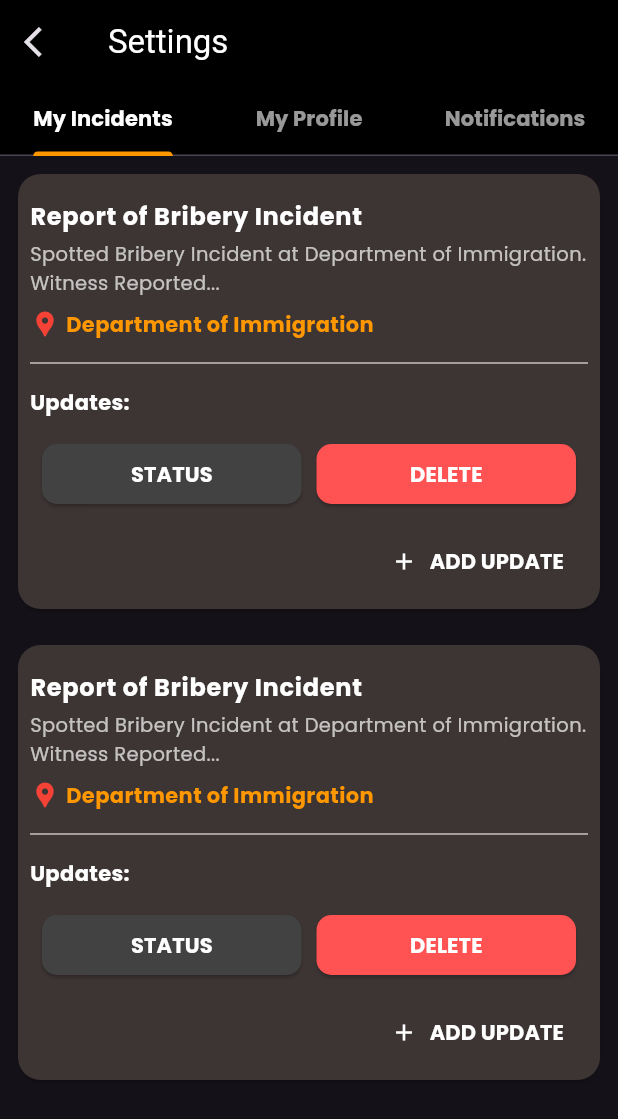
After one commit to KavishkaSashmitha/civic_1, a Flutter app: the SettingsPage screen opened directly, on a phone screen of 412 x 824 dp. The commit adds this screen. Shown: the top 1119 px of the screen. Run offline on Flutter 3.47's test engine with Material 3 defaults, Android fonts, the phone set to English and light mode, and no system bars; our stand-ins replace cloud_firestore, firebase_auth, firebase_core, firebase_storage, flutter_map, google_fonts and 4 more; accounts and stored records are empty; network calls fail.

Commit message:
my incident ui

```diff
--- a/lib/screens/incidentlist_page.dart
+++ b/lib/screens/incidentlist_page.dart
@@ -1,5 +1,6 @@
 import 'package:civic_1/components/pulsating_live_button.dart';
 import 'package:civic_1/screens/Incident_Detail_page.dart';
+import 'package:civic_1/screens/settings_page.dart';
 import 'package:flutter/material.dart';
 import 'package:google_fonts/google_fonts.dart';
 import 'package:toggle_switch/toggle_switch.dart';
@@ -41,7 +42,14 @@ class _IncidentlistPageState extends State<IncidentlistPage> {
         actions: [
           IconButton(
             icon: Icon(Icons.account_circle, color: Colors.white),
-            onPressed: () {},
+            onPressed: () {
+              Navigator.pushReplacement(
+                context,
+                MaterialPageRoute(
+                  builder: (context) => SettingsPage(),
+                ),
+              );
+            },
           ),
           SizedBox(width: 16),
         ],
--- /dev/null
+++ b/lib/screens/my_incident_page.dart
@@ -0,0 +1,212 @@
+import 'package:flutter/material.dart';
+import 'package:google_fonts/google_fonts.dart';
+
+class MyIncidentsPage extends StatefulWidget {
+  @override
+  _MyIncidentsPageState createState() => _MyIncidentsPageState();
+}
+
+class _MyIncidentsPageState extends State<MyIncidentsPage> {
+  List<String> updates = []; // List to store incident updates
+
+  void _addUpdate() {
+    setState(() {
+      // Sample text for the update, you can modify this as needed
+      updates.add(
+          'Sample update text for incident ${updates.length + 1}. This is a longer update text to demonstrate text fading in case it exceeds the available space.');
+    });
+  }
+
+  @override
+  Widget build(BuildContext context) {
+    return SingleChildScrollView(
+      padding: const EdgeInsets.all(8.0),
+      child: Column(
+        children: [
+          ListView.builder(
+            shrinkWrap: true,
+            physics: const NeverScrollableScrollPhysics(),
+            itemCount: 2, // Adjust this to the number of incidents you have
+            itemBuilder: (context, index) {
+              return Padding(
+                padding: const EdgeInsets.only(bottom: 16.0),
+                child: Card(
+                  color: const Color(0xFF3D3434), // Dark background for card
+                  shape: RoundedRectangleBorder(
+                    borderRadius: BorderRadius.circular(15),
+                  ),
+                  child: Padding(
+                    padding: const EdgeInsets.all(8.0), // Padding for the card
+                    child: Column(
+                      crossAxisAlignment: CrossAxisAlignment.start,
+                      children: [
+                        // Title and description
+                        ListTile(
+                          contentPadding:
+                              const EdgeInsets.all(0), // No additional padding
+                          title: Text(
+                            'Report of Bribery Incident',
+                            style: GoogleFonts.poppins(
+                              fontWeight: FontWeight.bold,
+                              color: Colors.white,
+                              fontSize: 16,
+                            ),
+                          ),
+                          subtitle: Column(
+                            crossAxisAlignment: CrossAxisAlignment.start,
+                            children: [
+                              const SizedBox(height: 4),
+                              Text(
+                                'Spotted Bribery Incident at Department of Immigration. Witness Reported...',
+                                style: GoogleFonts.poppins(
+                                  color: Colors.white70,
+                                  fontSize: 13,
+                                ),
+                                maxLines: 2,
+                                overflow: TextOverflow.ellipsis,
+                              ),
+                              const SizedBox(height: 8),
+                              Row(
+                                children: [
+                                  const Icon(
+                                    Icons.location_pin,
+                                    color: Colors.red,
+                                    size: 20,
+                                  ),
+                                  const SizedBox(width: 4),
+                                  Expanded(
+                                    child: Text(
+                                      'Department of Immigration',
+                                      style: GoogleFonts.poppins(
+                                        color: Colors.orange,
+                                        fontSize: 14,
+                                        fontWeight: FontWeight.bold,
+                                      ),
+                                      maxLines: 1,
+                                      overflow: TextOverflow
+                                          .ellipsis, // Fade out if overflow
+                                    ),
+                                  ),
+                                ],
+                              ),
+                            ],
+                          ),
+                        ),
+                        const Divider(color: Colors.white70),
+                        // Updates Timeline
+                        const SizedBox(height: 8),
+                        Text(
+                          'Updates:',
+                          style: GoogleFonts.poppins(
+                            color: Colors.white,
+                            fontSize: 14,
+                            fontWeight: FontWeight.bold,
+                          ),
+                        ),
+                        const SizedBox(height: 4),
+                        ListView.builder(
+                          shrinkWrap: true,
+                          physics: const NeverScrollableScrollPhysics(),
+                          itemCount: updates.length,
+                          itemBuilder: (context, updateIndex) {
+                            return Padding(
+                              padding: const EdgeInsets.only(bottom: 4.0),
+                              child: Text(
+                                updates[updateIndex],
+                                style: GoogleFonts.poppins(
+                                  color: Colors.white70,
+                                  fontSize: 12,
+                                ),
+                                maxLines: 2,
+                                overflow: TextOverflow
+                                    .ellipsis, // Fade out if overflow
+                              ),
+                            );
+                          },
+                        ),
+                        const SizedBox(height: 10),
+                        // Buttons for status and delete
+                        Padding(
+                          padding: const EdgeInsets.symmetric(horizontal: 8.0),
+                          child: Row(
+                            mainAxisAlignment: MainAxisAlignment.spaceBetween,
+                            children: [
+                              Expanded(
+                                child: ElevatedButton(
+                                  style: ElevatedButton.styleFrom(
+                                    backgroundColor: Colors.grey[800],
+                                    shape: RoundedRectangleBorder(
+                                      borderRadius: BorderRadius.circular(10),
+                                    ),
+                                  ),
+                                  onPressed: () {
+                                    // Status functionality
+                                  },
+                                  child: Text(
+                                    'STATUS',
+                                    style: GoogleFonts.poppins(
+                                      color: Colors.white,
+                                      fontSize: 14,
+                                      fontWeight: FontWeight.bold,
+                                    ),
+                                  ),
+                                ),
+                              ),
+                              const SizedBox(width: 10),
+                              Expanded(
+                                child: ElevatedButton(
+                                  style: ElevatedButton.styleFrom(
+                                    backgroundColor: Colors.redAccent,
+                                    shape: RoundedRectangleBorder(
+                                      borderRadius: BorderRadius.circular(10),
+                                    ),
+                                  ),
+                                  onPressed: () {
+                                    // Delete functionality
+                                  },
+                                  child: Text(
+                                    'DELETE',
+                                    style: GoogleFonts.poppins(
+                                      color: Colors.white,
+                                      fontSize: 14,
+                                      fontWeight: FontWeight.bold,
+                                    ),
+                                  ),
+                                ),
+                              ),
+                            ],
+                          ),
+                        ),
+                        const SizedBox(height: 10),
+                        // Add Update button
+                        Align(
+                          alignment:
+                              Alignment.centerRight, // Align to the right
+                          child: TextButton.icon(
+                            onPressed: _addUpdate,
+                            icon: const Icon(
+                              Icons.add,
+                              color: Colors.white,
+                            ),
+                            label: Text(
+                              'ADD UPDATE',
+                              style: GoogleFonts.poppins(
+                                color: Colors.white,
+                                fontSize: 14,
+                                fontWeight: FontWeight.bold,
+                              ),
+                            ),
+                          ),
+                        ),
+                      ],
+                    ),
+                  ),
+                ),
+              );
+            },
+          ),
+        ],
+      ),
+    );
+  }
+}
--- /dev/null
+++ b/lib/screens/settings_page.dart
@@ -0,0 +1,102 @@
+import 'package:civic_1/screens/my_incident_page.dart';
+import 'package:flutter/material.dart';
+import 'package:google_fonts/google_fonts.dart';
+
+class SettingsPage extends StatelessWidget {
+  @override
+  Widget build(BuildContext context) {
+    return DefaultTabController(
+      length: 3, // Number of tabs
+      child: Scaffold(
+        appBar: AppBar(
+          backgroundColor: Colors.black,
+          title: const Text(
+            'Settings',
+            style: TextStyle(color: Colors.white),
+          ),
+          leading: IconButton(
+            icon: const Icon(Icons.arrow_back_ios),
+            onPressed: () {
+              Navigator.pop(context);
+            },
+          ),
+          bottom: TabBar(
+            indicatorColor: Colors.orange, // Tab highlight color
+            labelColor: Colors.white,
+            unselectedLabelColor: Colors.white60,
+            labelStyle: GoogleFonts.poppins(fontWeight: FontWeight.bold),
+            tabs: const [
+              Tab(text: 'My Incidents'),
+              Tab(text: 'My Profile'),
+              Tab(text: 'Notifications'),
+            ],
+          ),
+        ),
+        body: TabBarView(
+          children: [
+            MyIncidentsPage(),
+            MyProfileTab(),
+            NotificationsTab(),
+          ],
+        ),
+      ),
+    );
+  }
+}
+
+class MyIncidentsTab extends StatelessWidget {
+  @override
+  Widget build(BuildContext context) {
+    return Container(
+      color: const Color(0xFF3D3434), // Background similar to incidents page
+      child: Center(
+        child: Text(
+          'My Incidents',
+          style: GoogleFonts.poppins(
+            color: Colors.white,
+            fontSize: 24,
+            fontWeight: FontWeight.bold,
+          ),
+        ),
+      ),
+    );
+  }
+}
+
+class MyProfileTab extends StatelessWidget {
+  @override
+  Widget build(BuildContext context) {
+    return Container(
+      color: const Color(0xFF3D3434), // Background similar to incidents page
+      child: Center(
+        child: Text(
+          'My Profile',
+          style: GoogleFonts.poppins(
+            color: Colors.white,
+            fontSize: 24,
+            fontWeight: FontWeight.bold,
+          ),
+        ),
+      ),
+    );
+  }
+}
+
+class NotificationsTab extends StatelessWidget {
+  @override
+  Widget build(BuildContext context) {
+    return Container(
+      color: const Color(0xFF3D3434), // Background similar to incidents page
+      child: Center(
+        child: Text(
+          'Notifications',
+          style: GoogleFonts.poppins(
+            color: Colors.white,
+            fontSize: 24,
+            fontWeight: FontWeight.bold,
+          ),
+        ),
+      ),
+    );
+  }
+}
--- a/lib/services/incident_service.dart
+++ b/lib/services/incident_service.dart
@@ -37,6 +37,7 @@ class IncidentService {
       'imageUrls': imageUrls,
       'userId': userId,
       'timestamp': FieldValue.serverTimestamp(),
+      'timeline': [],
     });
   }
 }
```
